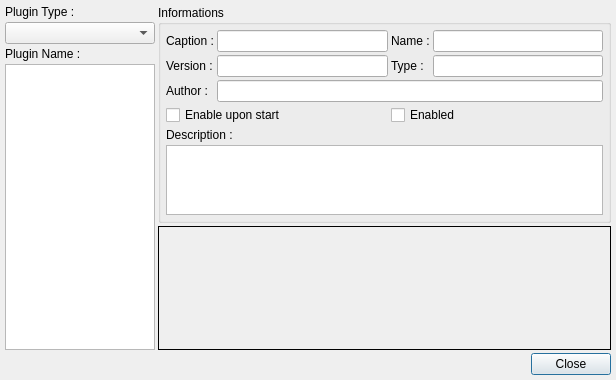
testmana2/mks, file v2/branches/noproject2/trunk/monkey/src/pluginsmanager/ui/UIPluginsSettings.ui: the form before one commit.
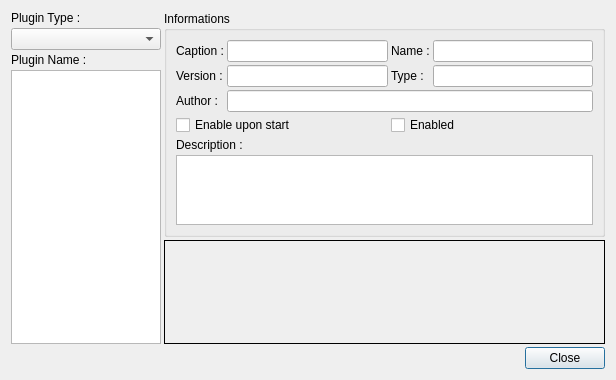
The form after the commit.

What changed in the file:
```diff
--- a/v2/branches/noproject2/trunk/monkey/src/pluginsmanager/ui/UIPluginsSettings.ui
+++ b/v2/branches/noproject2/trunk/monkey/src/pluginsmanager/ui/UIPluginsSettings.ui
@@ -13,18 +13,6 @@
    <string>Plugins Settings</string>
   </property>
   <layout class="QGridLayout" >
-   <property name="leftMargin" >
-    <number>5</number>
-   </property>
-   <property name="topMargin" >
-    <number>5</number>
-   </property>
-   <property name="rightMargin" >
-    <number>5</number>
-   </property>
-   <property name="bottomMargin" >
-    <number>5</number>
-   </property>
    <property name="horizontalSpacing" >
     <number>3</number>
    </property>
@@ -43,18 +31,6 @@
       <string>Informations</string>
      </property>
      <layout class="QGridLayout" >
-      <property name="leftMargin" >
-       <number>5</number>
-      </property>
-      <property name="topMargin" >
-       <number>5</number>
-      </property>
-      <property name="rightMargin" >
-       <number>5</number>
-      </property>
-      <property name="bottomMargin" >
-       <number>5</number>
-      </property>
       <property name="horizontalSpacing" >
        <number>3</number>
       </property>
@@ -203,21 +179,6 @@
    </item>
    <item rowspan="2" row="0" column="0" >
     <layout class="QVBoxLayout" >
-     <property name="spacing" >
-      <number>3</number>
-     </property>
-     <property name="leftMargin" >
-      <number>0</number>
-     </property>
-     <property name="topMargin" >
-      <number>0</number>
-     </property>
-     <property name="rightMargin" >
-      <number>0</number>
-     </property>
-     <property name="bottomMargin" >
-      <number>0</number>
-     </property>
      <item>
       <widget class="QLabel" name="lType1" >
        <property name="text" >
```
